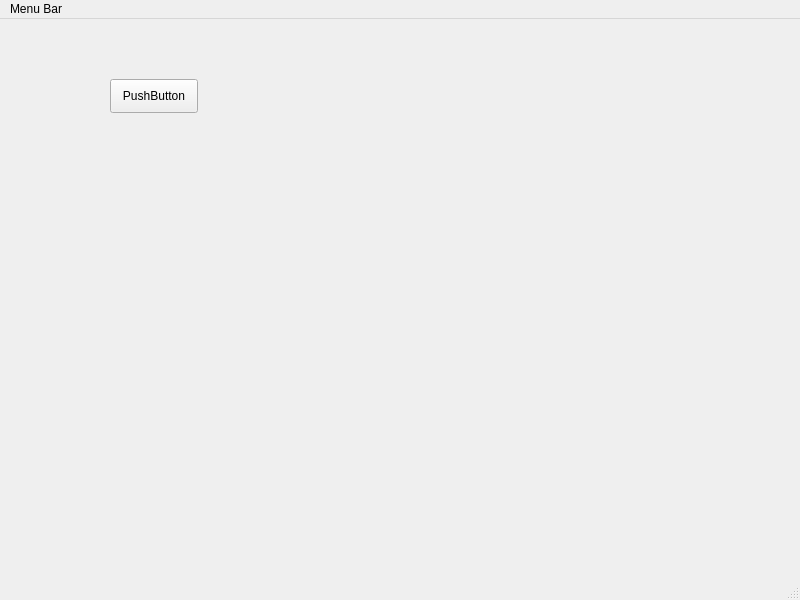
This is src/mainwindow.ui in rfrench3/pyside6-flatpak-template as Qt 5 draws it before an edit. The edited form follows.
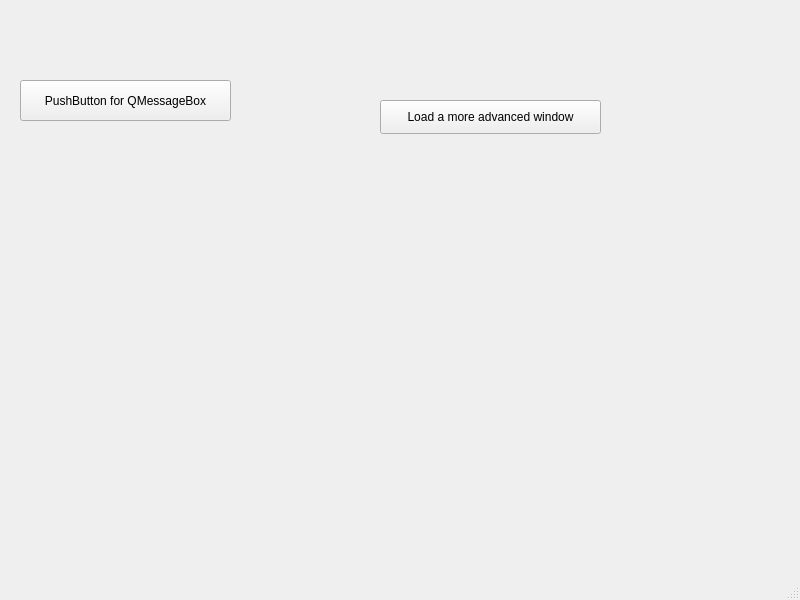
This is the edited form.

Commit message: working on making more advanced examples

Patch:
```diff
--- a/src/mainwindow.ui
+++ b/src/mainwindow.ui
@@ -17,14 +17,33 @@
    <widget class="QPushButton" name="pushButton">
     <property name="geometry">
      <rect>
-      <x>110</x>
-      <y>60</y>
-      <width>88</width>
+      <x>20</x>
+      <y>80</y>
+      <width>211</width>
+      <height>41</height>
+     </rect>
+    </property>
+    <property name="sizePolicy">
+     <sizepolicy hsizetype="Maximum" vsizetype="Maximum">
+      <horstretch>0</horstretch>
+      <verstretch>0</verstretch>
+     </sizepolicy>
+    </property>
+    <property name="text">
+     <string>PushButton for QMessageBox</string>
+    </property>
+   </widget>
+   <widget class="QPushButton" name="pushButton_2">
+    <property name="geometry">
+     <rect>
+      <x>380</x>
+      <y>100</y>
+      <width>221</width>
       <height>34</height>
      </rect>
     </property>
     <property name="text">
-     <string>PushButton</string>
+     <string>Load a more advanced window</string>
     </property>
    </widget>
   </widget>
@@ -37,12 +56,6 @@
      <height>30</height>
     </rect>
    </property>
-   <widget class="QMenu" name="menuMenu_Bar">
-    <property name="title">
-     <string>Menu Bar</string>
-    </property>
-   </widget>
-   <addaction name="menuMenu_Bar"/>
   </widget>
   <widget class="QStatusBar" name="statusbar"/>
  </widget>
```
Left out of the diff: 15 changed lines with no effect on the pictures. The commit also changes 3 other files.
